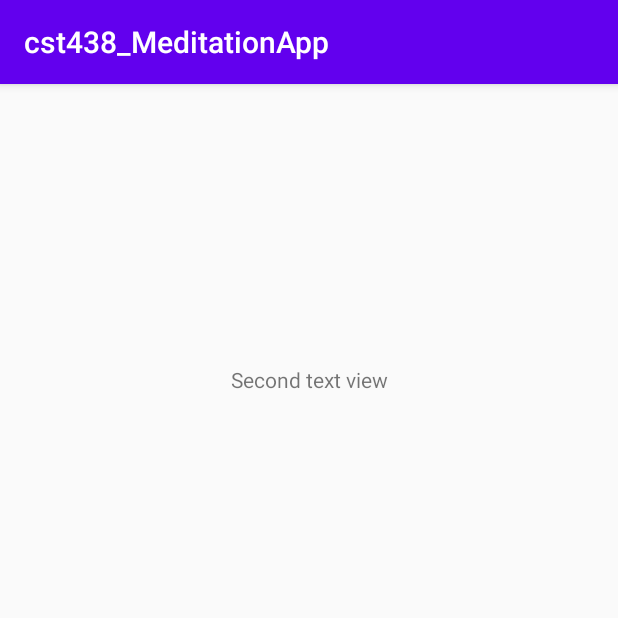
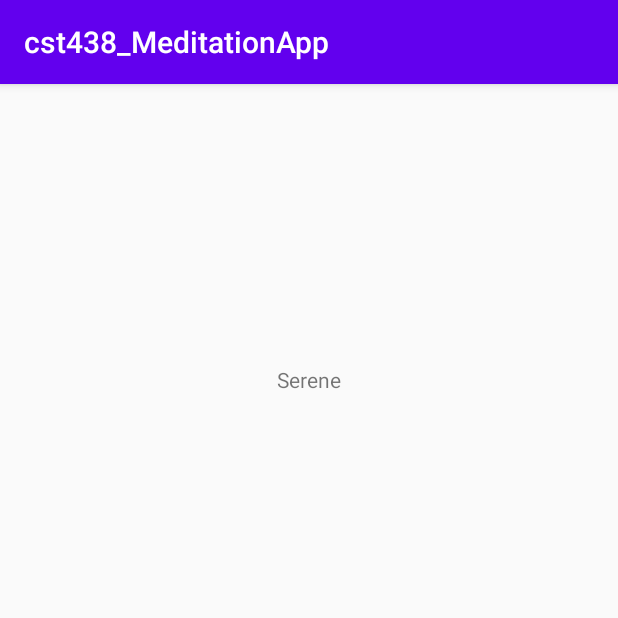
Before and after one commit to FedericoRubino/cst438_MeditationApp, an Android app: the screen it shows after launch (MainActivity), on a phone screen of 412 x 824 dp, the top half of it. Run offline under Robolectric (Android 15) with nearby library versions, the phone set to English and light mode, and no system bars.

Commit message:
small change

```diff
--- a/app/src/main/res/layout/activity_main.xml
+++ b/app/src/main/res/layout/activity_main.xml
@@ -23,7 +23,7 @@
         app:layout_constraintLeft_toLeftOf="parent"
         app:layout_constraintRight_toRightOf="parent"
         app:layout_constraintTop_toTopOf="parent"
-        android:text="Second text view"
+        android:text="Serene"
         />
 
 </androidx.constraintlayout.widget.ConstraintLayout>
```
